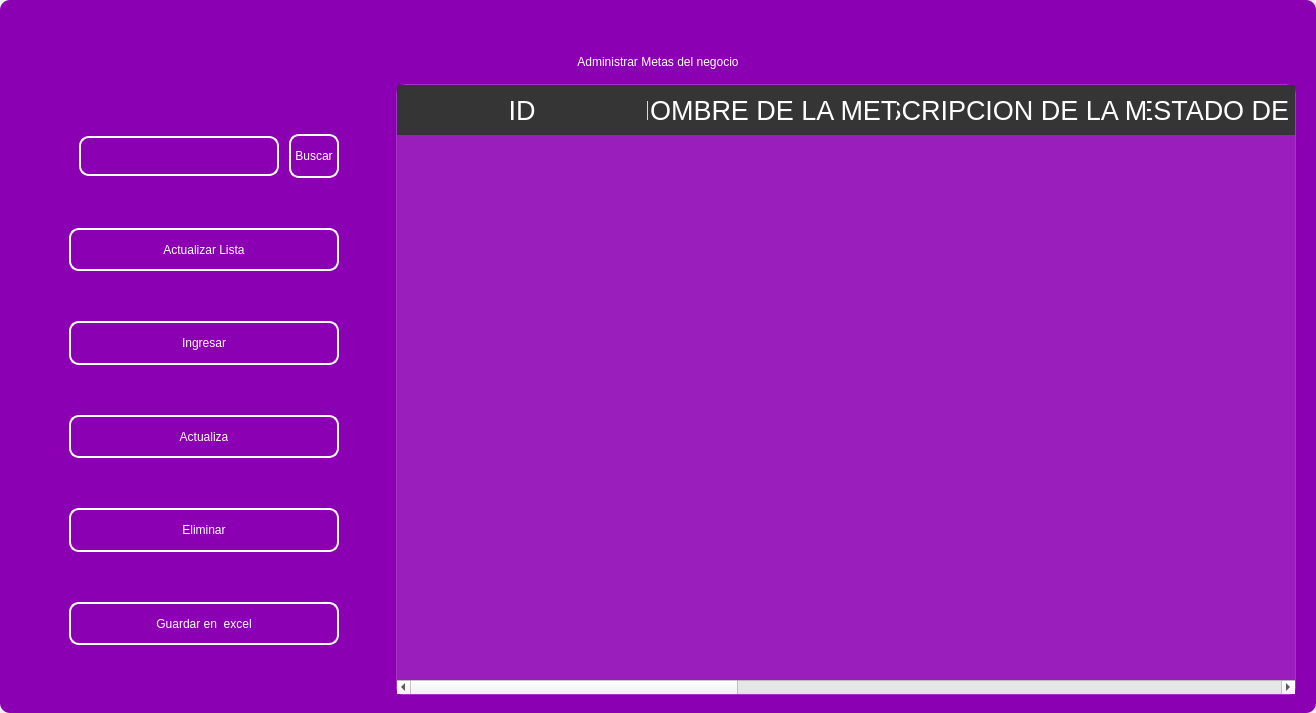
Above: design/standar/maingoal4.ui from codemiguel-dev/ERP-EmprendeSoft-Desktop before the change. Below: the same form after it.
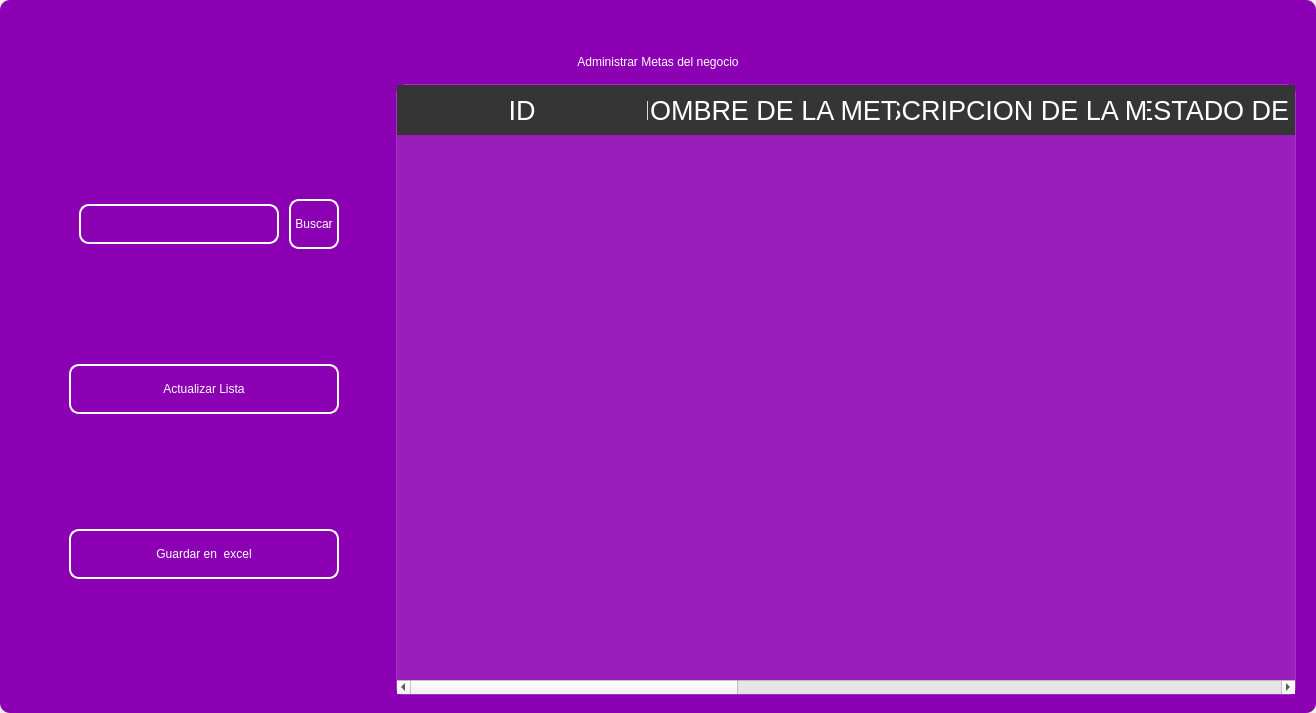
That is the form after the change. Icons and pictures are not drawn.

Patch:
```diff
--- a/design/standar/maingoal4.ui
+++ b/design/standar/maingoal4.ui
@@ -549,138 +549,6 @@
               </property>
              </widget>
             </item>
-            <item>
-             <widget class="QPushButton" name="btn_add">
-              <property name="minimumSize">
-               <size>
-                <width>0</width>
-                <height>40</height>
-               </size>
-              </property>
-              <property name="maximumSize">
-               <size>
-                <width>300</width>
-                <height>50</height>
-               </size>
-              </property>
-              <property name="cursor">
-               <cursorShape>PointingHandCursor</cursorShape>
-              </property>
-              <property name="styleSheet">
-               <string notr="true">QPushButton{
-border-radius:10px; 
-font: 12pt &quot;Arial&quot;;
-color: rgb(255, 255, 254);
-border: 2px solid #ffffff;
-}
-
-QPushButton:hover{
-border-radius:10px; 
-font: 12pt &quot;Arial&quot;;
-color: rgb(255, 255, 255);
-border: 2px solid rgb(120, 0, 171);
-	background-color: rgb(120, 0, 171);
-}</string>
-              </property>
-              <property name="text">
-               <string>Ingresar</string>
-              </property>
-              <property name="iconSize">
-               <size>
-                <width>35</width>
-                <height>35</height>
-               </size>
-              </property>
-             </widget>
-            </item>
-            <item>
-             <widget class="QPushButton" name="btn_update">
-              <property name="minimumSize">
-               <size>
-                <width>0</width>
-                <height>40</height>
-               </size>
-              </property>
-              <property name="maximumSize">
-               <size>
-                <width>300</width>
-                <height>50</height>
-               </size>
-              </property>
-              <property name="cursor">
-               <cursorShape>PointingHandCursor</cursorShape>
-              </property>
-              <property name="styleSheet">
-               <string notr="true">QPushButton{
-border-radius:10px; 
-font: 12pt &quot;Arial&quot;;
-color: rgb(255, 255, 254);
-border: 2px solid #ffffff;
-}
-
-QPushButton:hover{
-border-radius:10px; 
-font: 12pt &quot;Arial&quot;;
-color: rgb(255, 255, 255);
-border: 2px solid rgb(120, 0, 171);
-	background-color: rgb(120, 0, 171);
-}</string>
-              </property>
-              <property name="text">
-               <string>Actualiza</string>
-              </property>
-              <property name="iconSize">
-               <size>
-                <width>35</width>
-                <height>35</height>
-               </size>
-              </property>
-             </widget>
-            </item>
-            <item>
-             <widget class="QPushButton" name="btn_delete">
-              <property name="minimumSize">
-               <size>
-                <width>0</width>
-                <height>40</height>
-               </size>
-              </property>
-              <property name="maximumSize">
-               <size>
-                <width>300</width>
-                <height>50</height>
-               </size>
-              </property>
-              <property name="cursor">
-               <cursorShape>PointingHandCursor</cursorShape>
-              </property>
-              <property name="styleSheet">
-               <string notr="true">QPushButton{
-border-radius:10px; 
-font: 12pt &quot;Arial&quot;;
-color: rgb(255, 255, 254);
-border: 2px solid #ffffff;
-}
-
-QPushButton:hover{
-border-radius:10px; 
-font: 12pt &quot;Arial&quot;;
-color: rgb(255, 255, 255);
-border: 2px solid rgb(120, 0, 171);
-	background-color: rgb(120, 0, 171);
-}</string>
-              </property>
-              <property name="text">
-               <string>Eliminar</string>
-              </property>
-              <property name="iconSize">
-               <size>
-                <width>35</width>
-                <height>35</height>
-               </size>
-              </property>
-             </widget>
-            </item>
             <item>
              <widget class="QPushButton" name="btn_excel">
               <property name="minimumSize">
```
